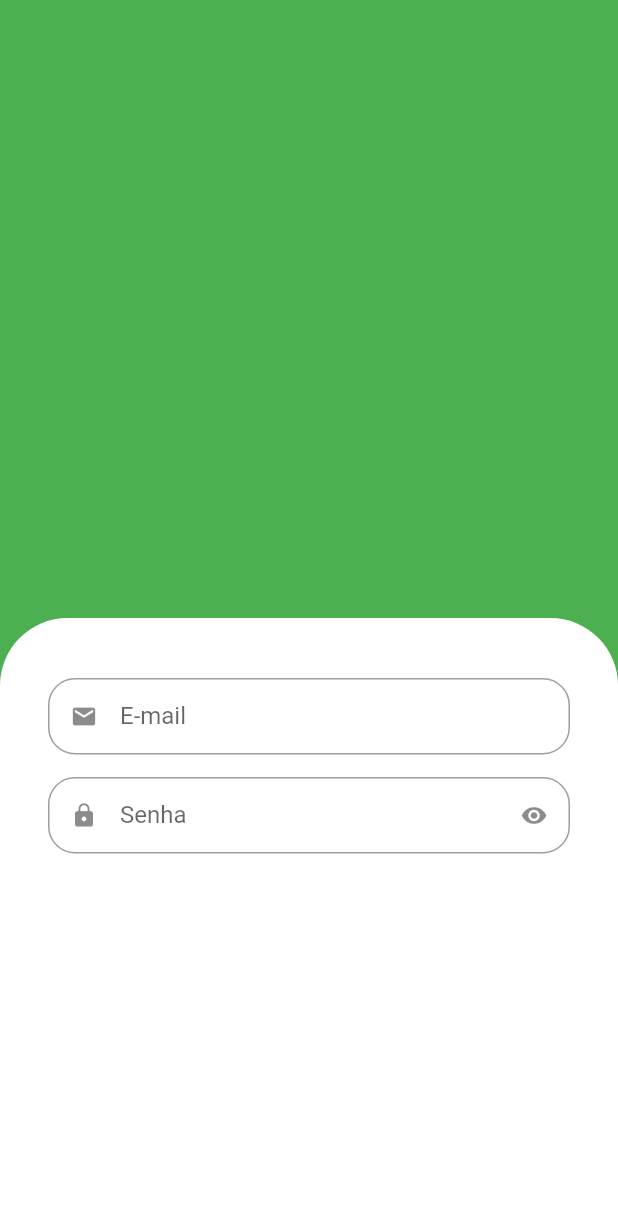
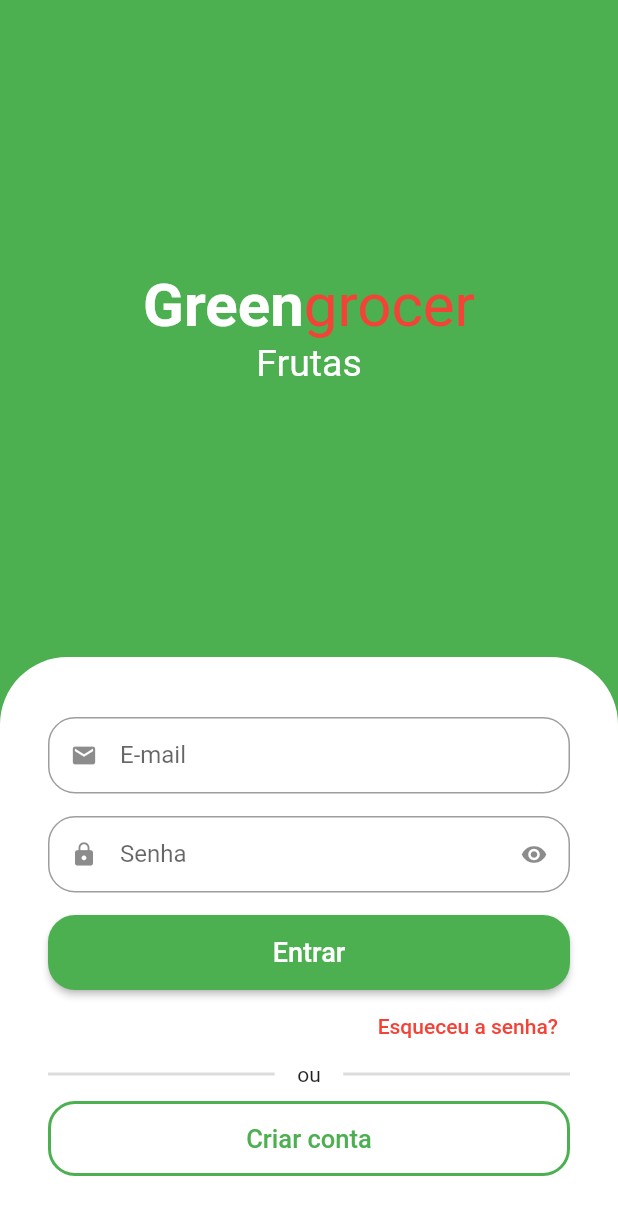
Before and after one commit to leoFlutterNodeJs/flutter_getx_quitanda, a Flutter app: the screen it shows after launch, on a phone screen of 412 x 824 dp. Shown: the top 1215 px of the screen. Run offline on Flutter 3.47's test engine with Material 2 defaults, Android fonts, the light colour scheme and no system bars; drawn by our look-alikes of animated_text_kit.

Commit message:
feat: completed code login screen

```diff
--- a/lib/src/auth/sign_in_screen.dart
+++ b/lib/src/auth/sign_in_screen.dart
@@ -1,3 +1,4 @@
+import 'package:animated_text_kit/animated_text_kit.dart';
 import 'package:flutter/material.dart';
 
 import './components/custom_text_field.dart';
@@ -12,11 +13,52 @@ class SignInScreen extends StatelessWidget {
       body: Column(
         children: [
           Expanded(
-              child: Container(
-            color: Colors.green,
+            child: Column(
+              mainAxisAlignment: MainAxisAlignment.center,
+              children: [
+                const Text.rich(
+                  TextSpan(
+                    style: TextStyle(fontSize: 40),
+                    children: [
+                      TextSpan(
+                          text: 'Green',
+                          style: TextStyle(
+                            color: Colors.white,
+                            fontWeight: FontWeight.bold,
                           )),
-          Expanded(
-            child: Container(
+                      TextSpan(
+                        text: 'grocer',
+                        style: TextStyle(
+                          color: Colors.red,
+                        ),
+                      )
+                    ],
+                  ),
+                ),
+                SizedBox(
+                  height: 30,
+                  child: DefaultTextStyle(
+                    style: const TextStyle(
+                      fontSize: 25,
+                    ),
+                    child: AnimatedTextKit(
+                      pause: Duration.zero,
+                      repeatForever: true,
+                      animatedTexts: [
+                        FadeAnimatedText('Frutas'),
+                        FadeAnimatedText('Verduras'),
+                        FadeAnimatedText('Legumes'),
+                        FadeAnimatedText('Cereais'),
+                        FadeAnimatedText('Laticineos'),
+                        FadeAnimatedText('Carnes'),
+                      ],
+                    ),
+                  ),
+                ),
+              ],
+            ),
+          ),
+          Container(
             padding: const EdgeInsets.symmetric(horizontal: 32, vertical: 40),
             decoration: const BoxDecoration(
                 color: Colors.white,
@@ -24,18 +66,88 @@ class SignInScreen extends StatelessWidget {
                   top: Radius.circular(45),
                 )),
             child: Column(
-                children: const [
-                  CustomTextField(
+              crossAxisAlignment: CrossAxisAlignment.stretch,
+              children: [
+                const CustomTextField(
                   icon: Icons.email,
                   label: 'E-mail',
                 ),
-                  CustomTextField(
+                const CustomTextField(
                   icon: Icons.lock,
                   label: 'Senha',
                   isSecret: true,
                 ),
+                SizedBox(
+                  height: 50,
+                  child: ElevatedButton(
+                    style: ElevatedButton.styleFrom(
+                        shape: RoundedRectangleBorder(
+                      borderRadius: BorderRadius.circular(18),
+                    )),
+                    onPressed: () {},
+                    child: const Text(
+                      'Entrar',
+                      style: TextStyle(fontSize: 18),
+                    ),
+                  ),
+                ),
+                Align(
+                  alignment: Alignment.centerRight,
+                  child: TextButton(
+                    onPressed: () {},
+                    child: const Text(
+                      'Esqueceu a senha?',
+                      style: TextStyle(
+                        color: Colors.red,
+                      ),
+                    ),
+                  ),
+                ),
+                Padding(
+                  padding: const EdgeInsets.only(bottom: 10),
+                  child: Row(
+                    children: [
+                      Expanded(
+                        child: Divider(
+                          color: Colors.grey.withAlpha(90),
+                          thickness: 2,
+                        ),
+                      ),
+                      const Padding(
+                        padding: EdgeInsets.symmetric(horizontal: 15),
+                        child: Text('ou'),
+                      ),
+                      Expanded(
+                        child: Divider(
+                          color: Colors.grey.withAlpha(90),
+                          thickness: 2,
+                        ),
+                      ),
                     ],
                   ),
+                ),
+                SizedBox(
+                  height: 50,
+                  child: OutlinedButton(
+                    style: OutlinedButton.styleFrom(
+                      shape: RoundedRectangleBorder(
+                        borderRadius: BorderRadius.circular(18),
+                      ),
+                      side: const BorderSide(
+                        width: 2,
+                        color: Colors.green,
+                      ),
+                    ),
+                    onPressed: () {},
+                    child: const Text(
+                      'Criar conta',
+                      style: TextStyle(
+                        fontSize: 17,
+                      ),
+                    ),
+                  ),
+                ),
+              ],
             ),
           ),
         ],
```
Also changed, not shown: pubspec.yaml (+2 -53 lines), pubspec.lock. Lines whose indentation alone changed are shown as unchanged.
